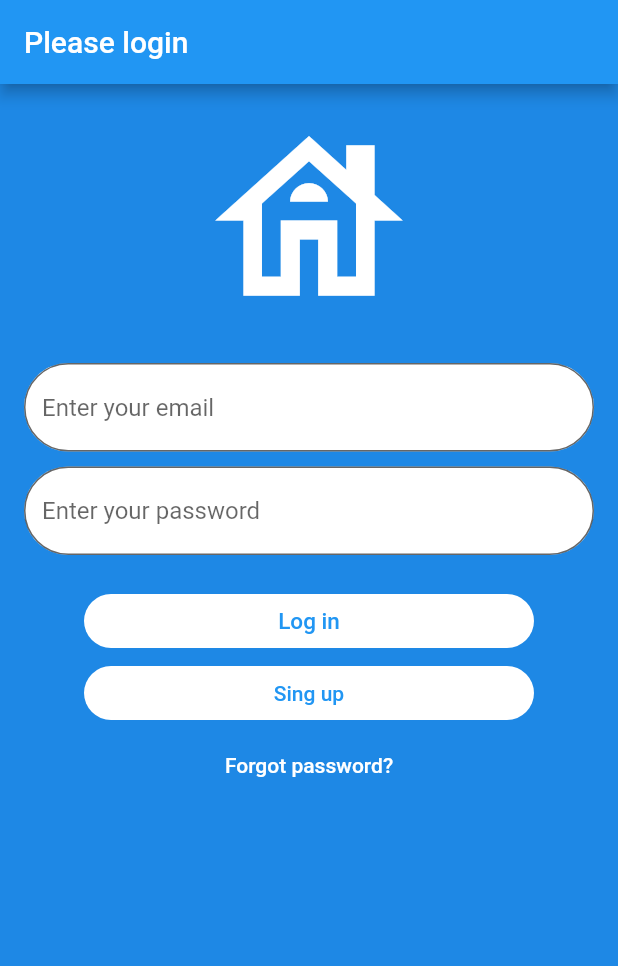
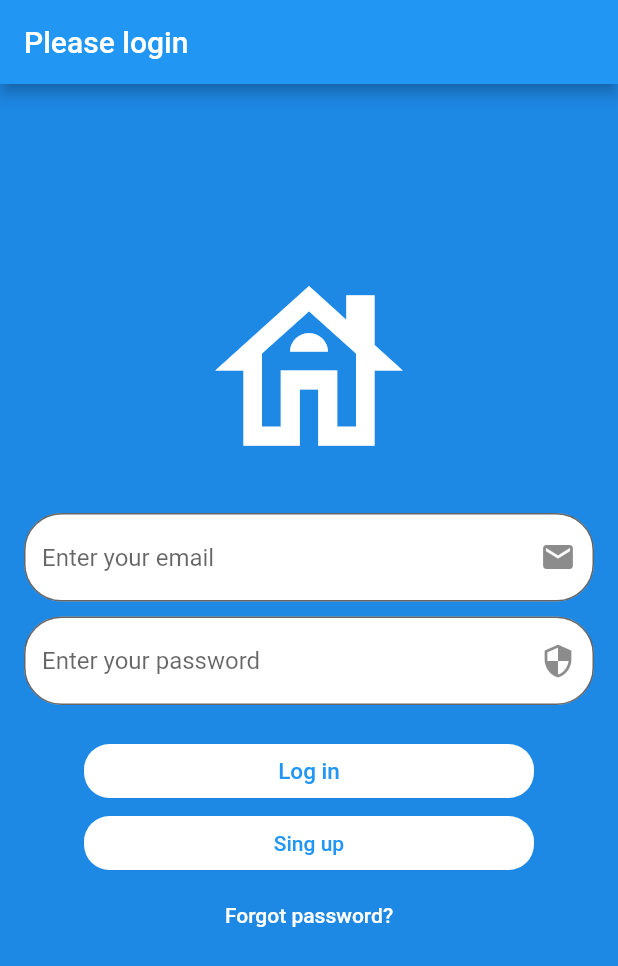
Before and after one commit to cruzvilla333/property_management_app, a Flutter app: the screen it shows after launch, on a phone screen of 412 x 824 dp. Shown: the top 966 px of the screen. Run offline on Flutter 3.47's test engine with Material 2 defaults, Android fonts, the phone set to English and light mode, and no system bars; our stand-ins replace cloud_firestore, firebase_auth, firebase_core, flutter_bloc, go_router; accounts and stored records are empty.

```diff
--- a/lib/designs/buttons/button_designs.dart
+++ b/lib/designs/buttons/button_designs.dart
@@ -2,7 +2,7 @@ import 'package:flutter/material.dart';
 import 'package:training_note_app/designs/colors/app_colors.dart';
 
 ButtonStyle standardButtonStyle(
-    {double height = 10, double width = 10, double radius = 100}) {
+    {double height = 10, double width = 10, double radius = 17}) {
   return ButtonStyle(
       backgroundColor: MaterialStatePropertyAll(buttonBackgroundColor),
       shape: MaterialStatePropertyAll(
--- a/lib/designs/textfields/textfield_designs.dart
+++ b/lib/designs/textfields/textfield_designs.dart
@@ -1,13 +1,15 @@
 import 'package:flutter/material.dart';
 import 'package:training_note_app/designs/colors/app_colors.dart';
 
-InputDecoration standartTextFieldDecoration(
-    {String text = '', double radius = 100}) {
+InputDecoration standardTextFieldDecoration(
+    {String text = '', double radius = 25, Icon? startIcon, Icon? endIcon}) {
   return InputDecoration(
+    prefixIcon: startIcon,
+    suffixIcon: endIcon,
     hintText: text,
     border: OutlineInputBorder(
         borderRadius: BorderRadius.circular(radius),
-        borderSide: BorderSide(color: backGroundColor, width: 100)),
+        borderSide: BorderSide(color: backGroundColor, width: radius)),
     fillColor: Colors.white,
     filled: true,
   );
--- a/lib/services/crud_services/cloud/firebase_cloud_storage.dart
+++ b/lib/services/crud_services/cloud/firebase_cloud_storage.dart
@@ -133,13 +133,13 @@ class FirebaseCloudStorage {
     }
   }
 
-  Stream<Iterable<CloudProperty>> allProperties(
+  Stream<Iterable<CloudProperty>> propertyStream(
           {required String ownerUserId}) =>
       properties.snapshots().map((event) => event.docs.map((doc) {
             return CloudProperty.fromSnapshot(doc);
           }).where((property) => property.ownerUserId == ownerUserId));
 
-  Stream<Iterable<CloudPropertyPayment>> allPayments(
+  Stream<Iterable<CloudPropertyPayment>> paymentStream(
           {required String propertyId}) =>
       payments.orderBy(paymentDateFieldName, descending: true).snapshots().map(
           (event) => event.docs
--- a/lib/services/crud_services/crud_bloc/crud_bloc.dart
+++ b/lib/services/crud_services/crud_bloc/crud_bloc.dart
@@ -21,7 +21,7 @@ class CrudBloc extends Bloc<CrudEvent, CrudState> {
           await storageProvider.adjustMoneyDue(property: property);
         }
         final properties =
-            storageProvider.allProperties(ownerUserId: user().id);
+            storageProvider.propertyStream(ownerUserId: user().id);
         emit(CrudStatePropertiesView(properties: properties));
       },
     );
@@ -104,7 +104,7 @@ class CrudBloc extends Bloc<CrudEvent, CrudState> {
       (event, emit) async {
         emit(const CrudStateLoading(text: 'Getting payment history'));
         try {
-          final payments = storageProvider.allPayments(
+          final payments = storageProvider.paymentStream(
               propertyId: event.property.documentId);
           navigationStack.push(event);
           emit(CrudStatePaymentHistory(payments: payments));
--- a/lib/views/forgot_password_view.dart
+++ b/lib/views/forgot_password_view.dart
@@ -67,7 +67,7 @@ class _ForgotPasswordViewState extends State<ForgotPasswordView> {
                 autocorrect: false,
                 controller: _controller,
                 decoration:
-                    standartTextFieldDecoration(text: 'Your email here'),
+                    standardTextFieldDecoration(text: 'Your email here'),
               ),
               const SizedBox(height: 20),
               TextButton(
--- a/lib/views/login_view.dart
+++ b/lib/views/login_view.dart
@@ -6,10 +6,14 @@ import 'package:training_note_app/services/auth/auth_tools.dart';
 import 'package:training_note_app/services/auth/auth_bloc/auth_bloc.dart';
 import 'package:training_note_app/services/auth/auth_bloc/auth_events.dart';
 import 'package:training_note_app/services/auth/auth_bloc/auth_states.dart';
+import 'package:training_note_app/services/crud_services/crud_bloc/crud_events.dart';
 import 'package:training_note_app/utilities/dialogs/error_dialog.dart';
 import 'package:training_note_app/utilities/dialogs/loading_functions.dart';
+import 'package:training_note_app/utilities/navigation/navigation_utilities.dart';
 import 'package:training_note_app/utilities/routes/app_routes.dart';
 import 'package:training_note_app/utilities/routes/auth_route_handling.dart';
+import 'package:training_note_app/views/forgot_password_view.dart';
+import 'package:training_note_app/views/register_view.dart';
 
 import '../designs/colors/app_colors.dart';
 import '../designs/textfields/textfield_designs.dart';
@@ -24,7 +28,7 @@ class LoginView extends StatefulWidget {
 class _LoginViewState extends State<LoginView> {
   late final TextEditingController _email;
   late final TextEditingController _password;
-
+  //bool _secureState = true;
   @override
   void initState() {
     _email = TextEditingController();
@@ -66,6 +70,7 @@ class _LoginViewState extends State<LoginView> {
             child: Column(
               mainAxisAlignment: MainAxisAlignment.start,
               children: [
+                const SizedBox(height: 100),
                 const Icon(
                   Icons.house_outlined,
                   size: 150,
@@ -77,8 +82,9 @@ class _LoginViewState extends State<LoginView> {
                   enableSuggestions: false,
                   autocorrect: false,
                   keyboardType: TextInputType.emailAddress,
-                  decoration:
-                      standartTextFieldDecoration(text: 'Enter your email'),
+                  decoration: standardTextFieldDecoration(
+                      text: 'Enter your email',
+                      endIcon: const Icon(Icons.email)),
                 ),
                 const SizedBox(height: 10),
                 TextField(
@@ -86,8 +92,9 @@ class _LoginViewState extends State<LoginView> {
                   obscureText: true,
                   enableSuggestions: false,
                   autocorrect: false,
-                  decoration:
-                      standartTextFieldDecoration(text: 'Enter your password'),
+                  decoration: standardTextFieldDecoration(
+                      text: 'Enter your password',
+                      endIcon: const Icon(Icons.security)),
                 ),
                 const SizedBox(height: 20),
                 TextButton(
```
Also changed, not shown: lib/utilities/navigation/navigation_utilities.dart (+10 -0 lines), lib/views/register_view.dart (+7 -4 lines).
